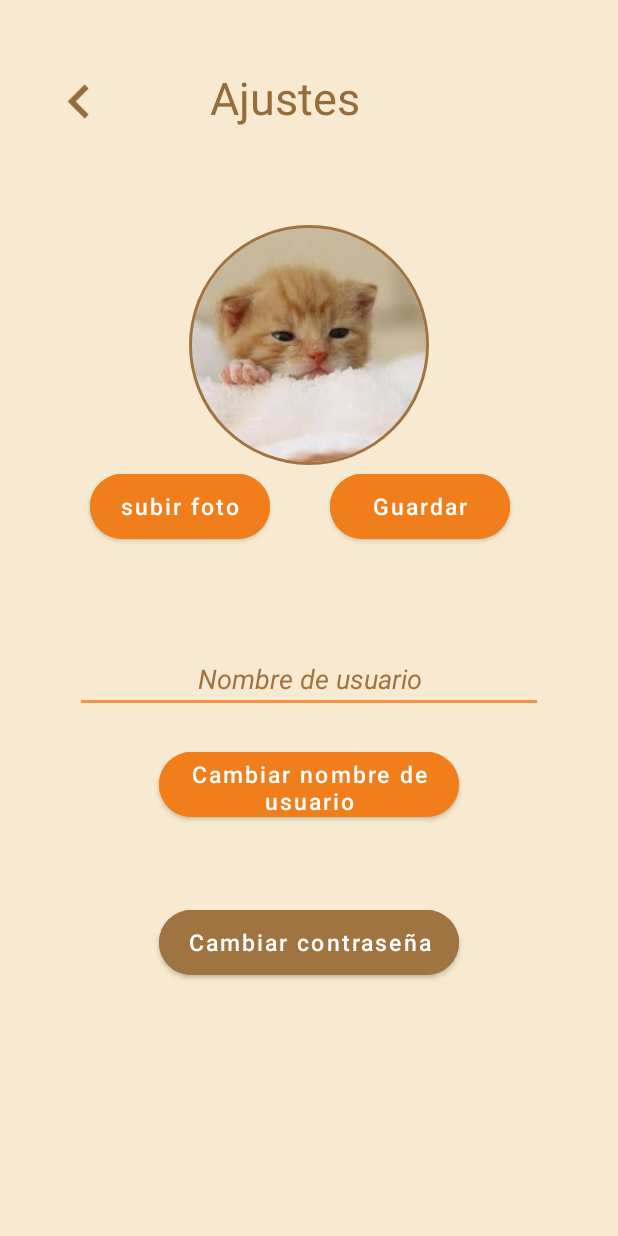
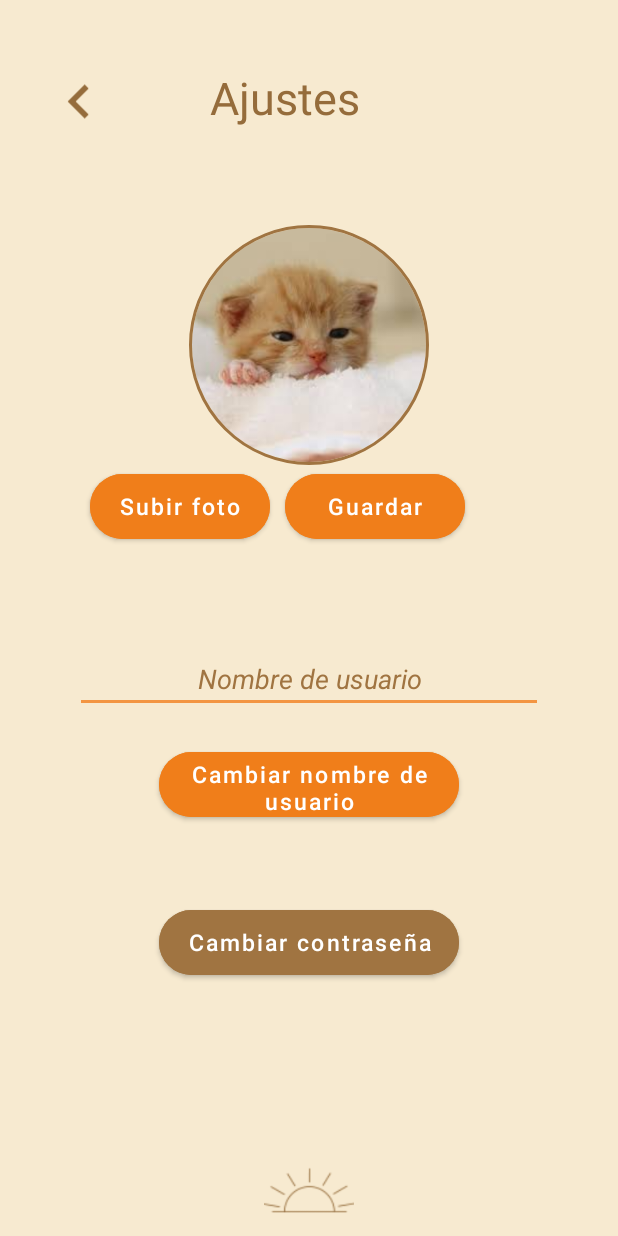
Before and after one commit to MichelleNaffate/AppSer, an Android app: the AjustesActivity screen opened directly, with no data from a screen before it, on a phone screen of 412 x 824 dp. Run offline under Robolectric (Android 15) with nearby library versions, the phone set to English and light mode, and no system bars; our stand-ins replace CircleImageView, Firebase (no records; nobody signed in at launch, a user with empty details on screens opened directly); libraries missing offline, so code that uses them is left out: com.firebase.ui; 1 statement that could not run was skipped.

Commit message:
Implementación de funcionalidad Ayuda y ajuste de diseño.

```diff
--- a/app/src/main/res/layout/activity_ajustes.xml
+++ b/app/src/main/res/layout/activity_ajustes.xml
@@ -57,7 +57,7 @@
             android:layout_marginLeft="60dp"
             android:backgroundTint="@color/btnFuerte"
             android:elevation="5dp"
-            android:text="subir foto"
+            android:text="Subir foto"
             android:textAllCaps="false"
             android:textColor="@color/white"
             android:textSize="15sp"
@@ -68,7 +68,7 @@
             android:layout_height="55dp"
             android:layout_gravity="left"
             android:layout_marginTop="20dp"
-            android:layout_marginLeft="40dp"
+            android:layout_marginLeft="10dp"
             android:backgroundTint="@color/btnFuerte"
             android:elevation="5dp"
             android:text="Guardar"
@@ -123,4 +123,27 @@
         app:cornerRadius="40dp"
         android:textAllCaps="false"/>
 
+    <RelativeLayout
+        android:layout_width="match_parent"
+        android:layout_height="wrap_content"
+        android:gravity="center">
+
+        <LinearLayout
+            android:layout_width="wrap_content"
+            android:layout_height="match_parent"
+            android:layout_gravity="center"
+            android:layout_alignParentBottom="true">
+
+            <ImageView
+                android:id="@+id/imageView3"
+                android:layout_width="80dp"
+                android:layout_height="60dp"
+                android:layout_gravity="bottom"
+                app:srcCompat="@drawable/sol4"
+                android:contentDescription="@string/todo" />
+
+        </LinearLayout>
+
+    </RelativeLayout>
+
 </LinearLayout>
```
Also changed, not shown: app/src/main/java/castillo/holguin/naffate/ser/ContenidoAyuda.kt (+19 -1 lines), app/src/main/java/castillo/holguin/naffate/ser/MetasActivity.kt (+24 -31 lines), app/src/main/res/layout/activity_contenido_ayuda.xml (+5 -6 lines).
